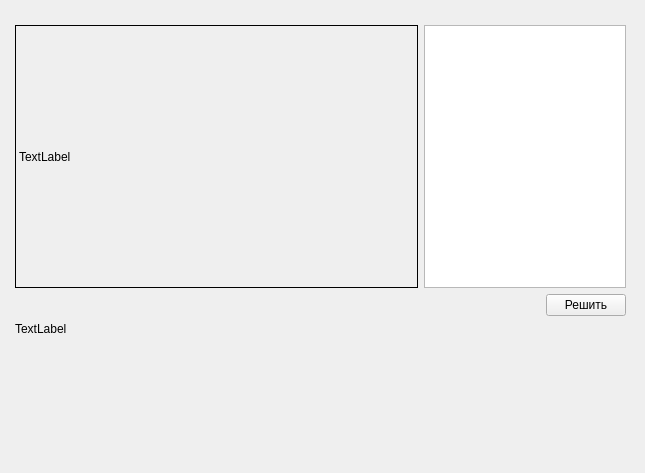
Qt form MyClient/MyClient/MyClient.ui (zagaynov-andrew/task-launcher) before a commit.
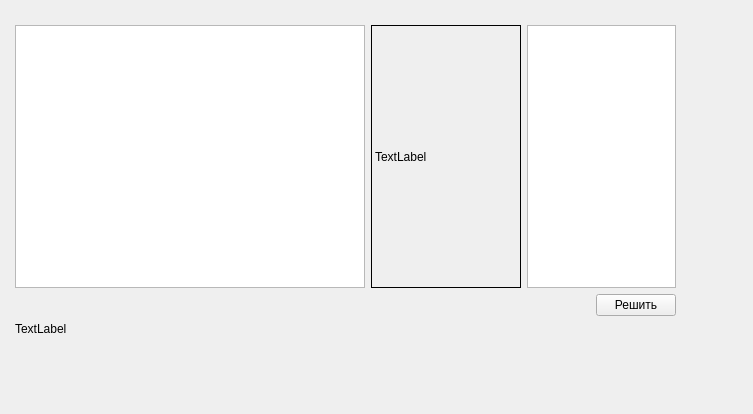
The same form after that commit. Custom widgets are drawn as their Qt base class.

Commit message: User's history tasks

Patch:
```diff
--- a/MyClient/MyClient/MyClient.ui
+++ b/MyClient/MyClient/MyClient.ui
@@ -6,19 +6,19 @@
    <rect>
     <x>0</x>
     <y>0</y>
-    <width>645</width>
-    <height>473</height>
+    <width>753</width>
+    <height>414</height>
    </rect>
   </property>
   <property name="windowTitle">
    <string>MyClient</string>
   </property>
-  <widget class="QWidget" name="">
+  <widget class="QWidget" name="layoutWidget">
    <property name="geometry">
     <rect>
      <x>10</x>
      <y>20</y>
-     <width>621</width>
+     <width>671</width>
      <height>321</height>
     </rect>
    </property>
@@ -36,7 +36,17 @@
      <number>5</number>
     </property>
     <item>
-     <layout class="QHBoxLayout" name="horizontalLayout" stretch="2,1">
+     <layout class="QHBoxLayout" name="horizontalLayout" stretch="1,1,1">
+      <item>
+       <widget class="QListWidget" name="tasksList">
+        <property name="minimumSize">
+         <size>
+          <width>350</width>
+          <height>0</height>
+         </size>
+        </property>
+       </widget>
+      </item>
       <item>
        <widget class="DropZone" name="dropArea">
         <property name="frameShape">
```
The commit also changes 40 other files.
